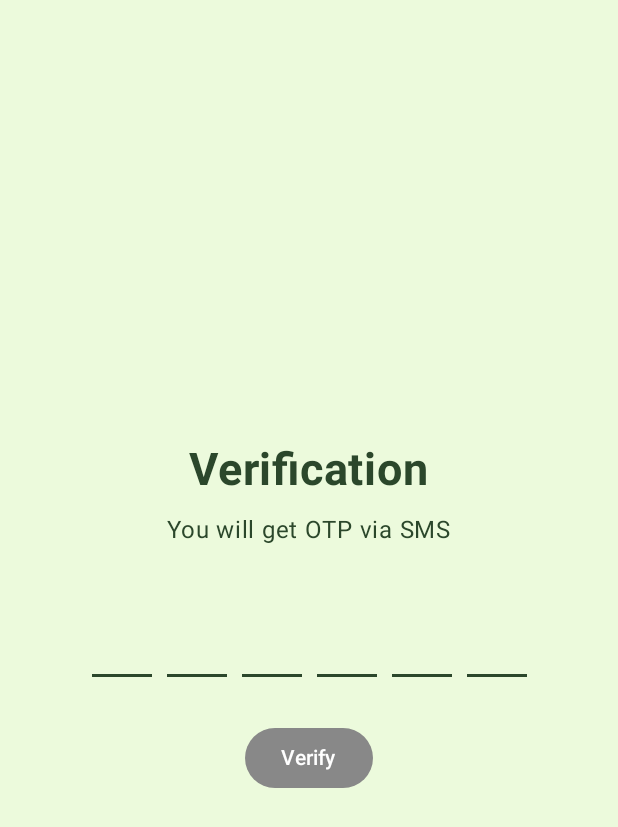
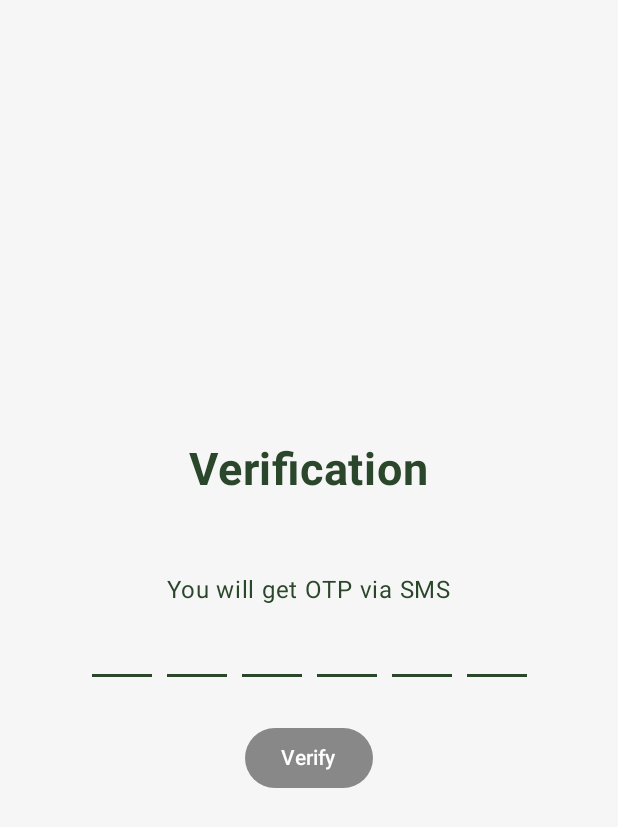
Before and after one commit to proptelligence/Proptelligence-android, an Android app built with Jetpack Compose: the OtpScreen screen opened through its navigation route, on a phone screen of 412 x 824 dp. Shown: the top 827 px of the screen. Run offline under Robolectric (Android 15) with nearby library versions, the phone set to English and light mode, and no system bars; our stand-ins replace Firebase (no records; nobody signed in at launch, a user with empty details on screens opened directly).

Commit message:
Revamped the Login Screen UI

```diff
--- a/app/src/main/java/com/rey/proptelligence/HomeScreen.kt
+++ b/app/src/main/java/com/rey/proptelligence/HomeScreen.kt
@@ -7,7 +7,12 @@ import androidx.compose.foundation.layout.Spacer
 import androidx.compose.foundation.layout.fillMaxSize
 import androidx.compose.foundation.layout.height
 import androidx.compose.material3.Button
+import androidx.compose.material3.ExperimentalMaterial3Api
+import androidx.compose.material3.MaterialTheme
+import androidx.compose.material3.Scaffold
 import androidx.compose.material3.Text
+import androidx.compose.material3.TopAppBar
+import androidx.compose.material3.TopAppBarDefaults
 import androidx.compose.runtime.Composable
 import androidx.compose.ui.Alignment
 import androidx.compose.ui.Modifier
@@ -20,18 +25,32 @@ import androidx.navigation.compose.rememberNavController
 import com.google.firebase.Firebase
 import com.google.firebase.auth.auth
 
+@OptIn(ExperimentalMaterial3Api::class)
 @Composable
-fun HomeScreen(navController: NavController){
-    val bgColor = Color(0xFFECFADC)
+fun HomeScreen(navController: NavController) {
+    val myColor = Color(0xFF017F67)
 
+    Scaffold(
+        modifier = Modifier.fillMaxSize(),
+        topBar = {
+            TopAppBar(
+                title = {
+                    Text(text = "Proptelligence", color = Color.White, fontSize = 20.sp)
+                },
+                colors = TopAppBarDefaults.topAppBarColors(containerColor = myColor),
+
+            )
+        }
+
+
+    ) { innerPadding ->
         Column(
             modifier = Modifier
-            .fillMaxSize()
-            .background(bgColor),
+                .fillMaxSize(),
             horizontalAlignment = Alignment.CenterHorizontally,
             verticalArrangement = Arrangement.Center
         ) {
-        Text(text = "Home Screen :)", color = Color.Black, fontSize = 30.sp)
+            Text(text = "Home ScreeN :)", color = Color.Black, fontSize = 30.sp)
             Spacer(modifier = Modifier.height(10.dp))
             Button(
                 onClick = {
@@ -43,6 +62,8 @@ fun HomeScreen(navController: NavController){
             }
         }
     }
+}
+
 
 @Preview(showBackground = true)
 @Composable
--- a/app/src/main/java/com/rey/proptelligence/LoginScreen.kt
+++ b/app/src/main/java/com/rey/proptelligence/LoginScreen.kt
@@ -1,9 +1,12 @@
 package com.rey.proptelligence
 
 import android.util.Log
+import androidx.compose.foundation.Image
 import androidx.compose.foundation.background
+import androidx.compose.foundation.gestures.detectTapGestures
 import androidx.compose.foundation.layout.Arrangement
 import androidx.compose.foundation.layout.Column
+import androidx.compose.foundation.layout.Row
 import androidx.compose.foundation.layout.Spacer
 import androidx.compose.foundation.layout.fillMaxSize
 import androidx.compose.foundation.layout.fillMaxWidth
@@ -11,10 +14,14 @@ import androidx.compose.foundation.layout.height
 import androidx.compose.foundation.layout.padding
 import androidx.compose.foundation.layout.size
 import androidx.compose.foundation.layout.width
+import androidx.compose.foundation.shape.CutCornerShape
 import androidx.compose.foundation.shape.RoundedCornerShape
 import androidx.compose.foundation.text.KeyboardOptions
+import androidx.compose.material.icons.Icons
+import androidx.compose.material.icons.filled.AccountCircle
 import androidx.compose.material3.Button
 import androidx.compose.material3.ButtonDefaults
+import androidx.compose.material3.Icon
 import androidx.compose.material3.OutlinedTextField
 import androidx.compose.material3.Text
 import androidx.compose.material3.TextFieldDefaults
@@ -26,8 +33,14 @@ import androidx.compose.runtime.setValue
 import androidx.compose.ui.Alignment
 import androidx.compose.ui.Modifier
 import androidx.compose.ui.draw.clip
+import androidx.compose.ui.focus.FocusRequester
 import androidx.compose.ui.graphics.Color
+import androidx.compose.ui.graphics.RectangleShape
+import androidx.compose.ui.input.pointer.pointerInput
 import androidx.compose.ui.platform.LocalContext
+import androidx.compose.ui.platform.LocalSoftwareKeyboardController
+import androidx.compose.ui.res.painterResource
+import androidx.compose.ui.semantics.Role.Companion.Image
 import androidx.compose.ui.text.TextStyle
 import androidx.compose.ui.text.font.FontWeight
 import androidx.compose.ui.text.input.KeyboardType
@@ -38,74 +51,137 @@ import androidx.navigation.NavController
 import androidx.navigation.compose.rememberNavController
 
 @Composable
-fun LoginScreen(navController: NavController){
+fun LoginScreen(navController: NavController) {
     val context = LocalContext.current
     var phoneNum by remember { mutableStateOf("") }
-    val bgColor = Color(0xFFECFADC)
+    val bgColor = Color(0xFFF6F6F6)
+    val textColor = Color(0xFFF2796B)
+    val unfocusedColor = Color(0xFFF5C4BF)
+    val enterNumberColor = Color(0xFF545151)
     val tColor = Color(0xFF2B472B)
+
+    val keyboardController = LocalSoftwareKeyboardController.current
+    val focusRequester = remember { FocusRequester() }
 
     Column(modifier = Modifier
         .fillMaxSize()
+        .background(bgColor)
+        .pointerInput(Unit) {
+            detectTapGestures(onTap = { _ ->
+                keyboardController?.hide()
+            })
+        }
+    ) {
+        Row(modifier = Modifier
+            .fillMaxWidth()
+            .padding(top = 16.dp, start = 16.dp)) {
+            Text(text = "Login",
+                color = Color.Black,
+                fontSize = 18.sp,
+                fontWeight = FontWeight.Bold
+            )
+
+            Icon(
+
+                imageVector = Icons.Filled.AccountCircle,
+                contentDescription = "Google Icon",
+                tint = Color.Black,
+                modifier = Modifier.padding(start = 8.dp)
+            )
+
+        }
+        Spacer(modifier = Modifier.height(85.dp))
+
+        Column(
+            modifier = Modifier
+                .fillMaxSize()
                 .background(bgColor),
             horizontalAlignment = Alignment.CenterHorizontally,
-        verticalArrangement = Arrangement.Center
+            verticalArrangement = Arrangement.Top
         ) {
+
+            Image(
+                painter = painterResource(id = R.drawable.ic_proptelligence_logo),
+                contentDescription = "Proptelligence Logo",
+                modifier = Modifier.size(200.dp)
+            )
+            Spacer(modifier = Modifier.size(30.dp))
             Text(
-            text = "Verification",
-            fontSize = 30.sp,
+                text = "Enter your mobile number",
+                color = textColor,
                 fontWeight = FontWeight.Bold,
-            color = tColor
+                fontSize = 17.sp
             )
             Spacer(modifier = Modifier.size(10.dp))
-        Text(text = "We will send you One Time Password", color = tColor)
-        Text(text = "on this mobile number", color = tColor)
-        Spacer(modifier = Modifier.size(50.dp))
             OutlinedTextField(
                 value = phoneNum,
                 onValueChange = {
-              if (it.length <= 10)  phoneNum = it
+                    if (it.length <= 10) phoneNum = it
                 },
-            label = { Text("Enter your mobile number", color = tColor)},
+                label = { Text("Enter number", color = enterNumberColor) },
                 colors = TextFieldDefaults.colors(
-                focusedContainerColor = bgColor,
-                unfocusedContainerColor = bgColor,
-                focusedIndicatorColor = tColor,
-                cursorColor = tColor
+                    focusedContainerColor = Color.White,
+                    unfocusedContainerColor = Color.White,
+                    focusedIndicatorColor = textColor,
+                    cursorColor = Color.Black
                 ),
                 modifier = Modifier
-                .height(70.dp)
+                    .height(55.dp)
+                    .width(350.dp)
                     .padding(start = 20.dp, end = 20.dp),
                 singleLine = true,
                 keyboardOptions = KeyboardOptions(
                     keyboardType = KeyboardType.Number
                 ),
                 textStyle = TextStyle(
-                color = tColor
-            )
+                    color = Color.Black
+                ),
+                shape = RoundedCornerShape(12.dp)
             )
             Spacer(modifier = Modifier.size(30.dp))
             Button(
                 onClick = {
-                      onLoginClicked(context, navController, phoneNum){
+                    onLoginClicked(context, navController, phoneNum) {
                         Log.d("phoneBook", "Sending OTP")
                         navController.navigate("otp")
                     }
                 },
                 colors = ButtonDefaults.buttonColors(
-                if (phoneNum.length == 10) tColor else Color.Gray),
+                    if (phoneNum.length == 10) textColor else unfocusedColor
+                ),
+                shape = RectangleShape,
                 modifier = Modifier
-                .height(40.dp)
+                    .height(45.dp)
+                    .width(350.dp)
                     .padding(start = 20.dp, end = 20.dp)
                     .fillMaxWidth(0.8f)
-                .clip(RoundedCornerShape(2.dp))
+                    .clip(RoundedCornerShape(12.dp))
 
             ) {
                 Text(text = "Send OTP", color = Color.White)
             }
 
+            Spacer(modifier = Modifier.height(40.dp))
+            Text(text = "------------------ Or Login with ------------------",
+                color = Color.Black,
+                fontSize = 12.sp
+                )
+            Spacer(modifier = Modifier.height(30.dp))
+            Row(verticalAlignment = Alignment.CenterVertically) {
+                Icon(
+                    painter = painterResource(id = R.drawable.ic_google_icon),
+                    contentDescription = "Google Icon",
+                    tint = Color.Black,
+                    modifier = Modifier
+                        .padding(end = 8.dp)
+                        .size(24.dp)
+                )
+                Text(text = "Google", color = Color.Black)
+            }
+
         }
     }
-
+}
 @Preview(showBackground = true)
 @Composable
 fun LoginScreenPreview() {
--- a/app/src/main/java/com/rey/proptelligence/OtpScreen.kt
+++ b/app/src/main/java/com/rey/proptelligence/OtpScreen.kt
@@ -42,7 +42,10 @@ import androidx.navigation.compose.rememberNavController
 fun OtpScreen(navController: NavController) {
     val context = LocalContext.current
     var otp by remember { mutableStateOf("") }
-    val bgColor = Color(0xFFECFADC)
+    val bgColor = Color(0xFFF6F6F6)
+    val textColor = Color(0xFFF2796B)
+    val unfocusedColor = Color(0xFFF5C4BF)
+    val enterNumberColor = Color(0xFF545151)
     val tColor = Color(0xFF2B472B)
 
     Column(modifier = Modifier
@@ -57,9 +60,9 @@ fun OtpScreen(navController: NavController) {
             fontWeight = FontWeight.Bold,
             color = tColor
         )
+        Spacer(modifier = Modifier.size(50.dp))
+        Text(text = "You will get OTP via SMS", color = tColor)
         Spacer(modifier = Modifier.size(10.dp))
-        Text(text = "You will get OTP via SMS", color = tColor)
-        Spacer(modifier = Modifier.size(50.dp))
         BasicTextField(
             value = otp,
             onValueChange = {
--- a/app/src/main/res/values/colors.xml
+++ b/app/src/main/res/values/colors.xml
@@ -7,4 +7,7 @@
     <color name="teal_700">#FF018786</color>
     <color name="black">#FF000000</color>
     <color name="white">#FFFFFFFF</color>
+    <color name="gray">#FF808080</color>
+    <color name="red">#FFFF0000</color>
+    <color name="green">#017f67</color>
 </resources>
--- a/gradle/libs.versions.toml
+++ b/gradle/libs.versions.toml
@@ -10,6 +10,7 @@ activityCompose = "1.9.0"
 composeBom = "2023.08.00"
 googleServices = "4.4.2"
 firebaseAuth = "23.0.0"
+material3Android = "1.2.1"
 
 [libraries]
 androidx-core-ktx = { group = "androidx.core", name = "core-ktx", version.ref = "coreKtx" }
@@ -28,6 +29,7 @@ androidx-ui-test-junit4 = { group = "androidx.compose.ui", name = "ui-test-junit
 androidx-material3 = { group = "androidx.compose.material3", name = "material3" }
 google-services = { group = "com.google.gms", name = "google-services", version.ref = "googleServices" }
 firebase-auth = { group = "com.google.firebase", name = "firebase-auth", version.ref = "firebaseAuth" }
+androidx-material3-android = { group = "androidx.compose.material3", name = "material3-android", version.ref = "material3Android" }
 
 [plugins]
 androidApplication = { id = "com.android.application", version.ref = "agp" }
```
Also changed, not shown: app/src/main/res/drawable/ic_google_512.png (added), app/src/main/res/drawable/ic_google_icon.png (added), app/src/main/res/drawable/ic_proptelligence_logo.jpeg (added). Lines whose indentation alone changed are shown as unchanged.
